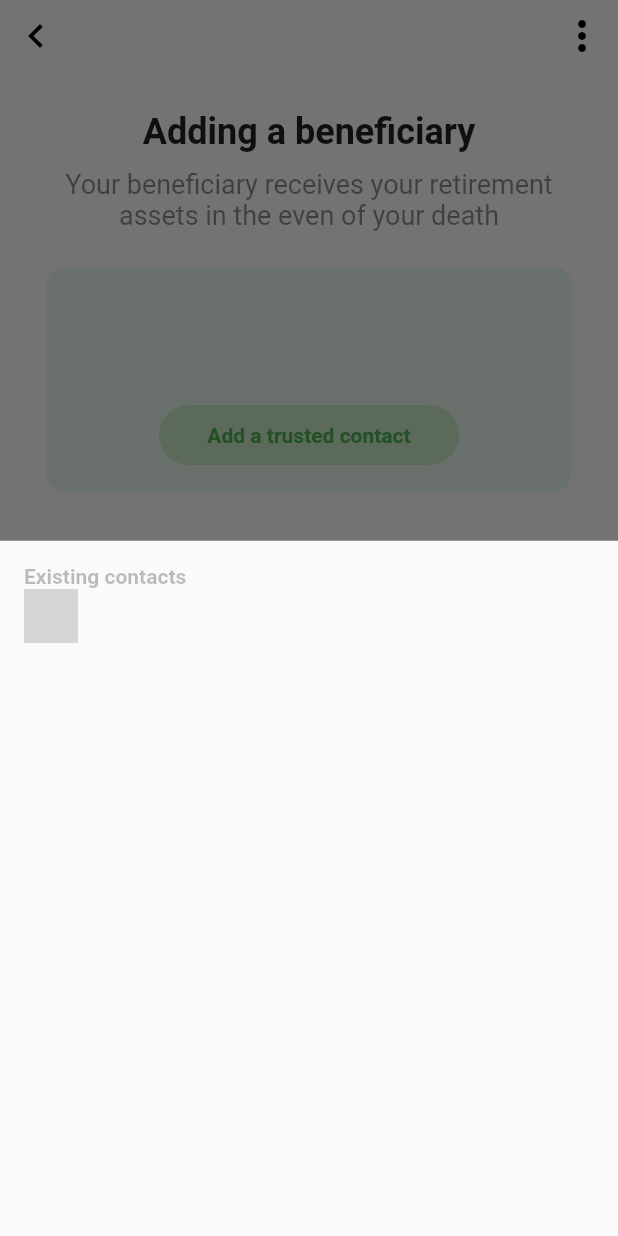
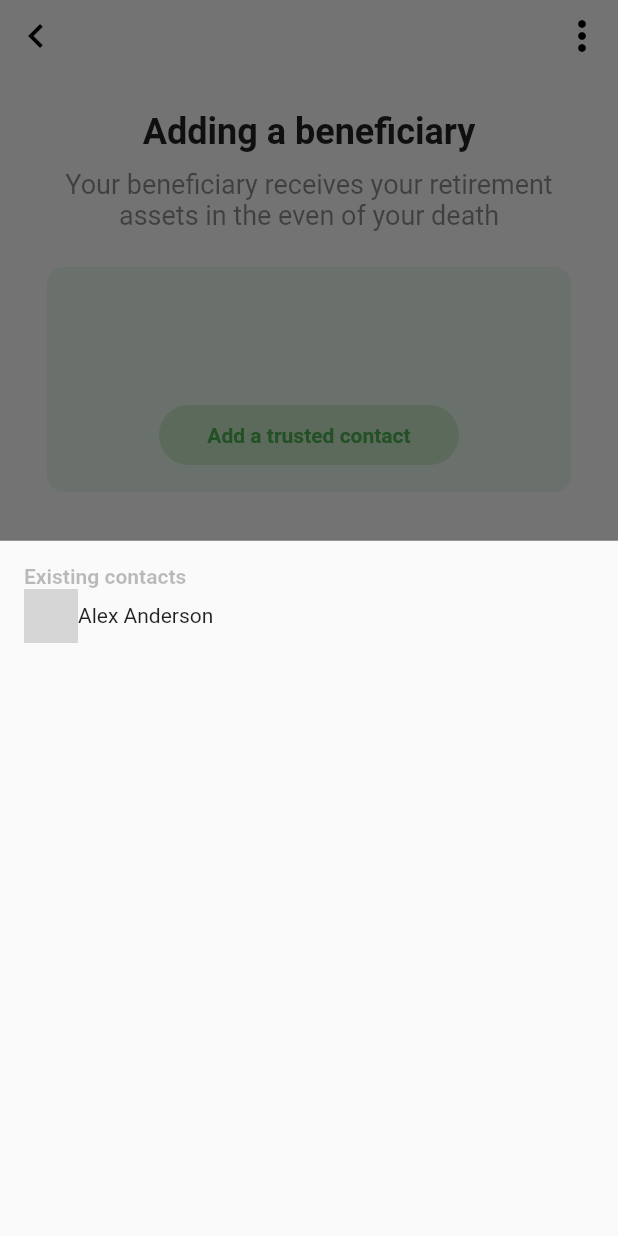
Before and after one commit to willshikami/willbits-coverage, a Flutter app: the screen it shows after launch, after a tap on "Add a trusted contact", on a phone screen of 412 x 824 dp. Run offline on Flutter 3.47's test engine with Material 2 defaults, Android fonts, the phone set to English and light mode, and no system bars; grey boxes are pictures that could not be loaded.

Commit message:
feat: contactlist bottomsheet

```diff
--- a/lib/ui/addbeneficiary.dart
+++ b/lib/ui/addbeneficiary.dart
@@ -146,12 +146,16 @@ class BottomSheet extends StatelessWidget {
                 ),
               ),
             ),
-            Container(
-              child: Image(
-                width: 36,
-                height: 36,
-                image: AssetImage('assets/avatar.png'),
-              ),
+            Column(
+              children: [
+                Row(
+                  children: [
+                    ProfileAvatar(),
+                    Text('Alex Anderson'),
+
+                  ],
+                )
+              ],
             ),
           ],
         ),
@@ -159,3 +163,18 @@ class BottomSheet extends StatelessWidget {
     );
   }
 }
+
+class ProfileAvatar extends StatelessWidget {
+  @override
+  Widget build(BuildContext context) {
+    return Container(
+      child: Image(
+        width: 36,
+        height: 36,
+        image: AssetImage('assets/avatar.png'),
+      ),
+    );
+  }
+}
+
+class UserLists
```
Also changed, not shown: 1 other file.
